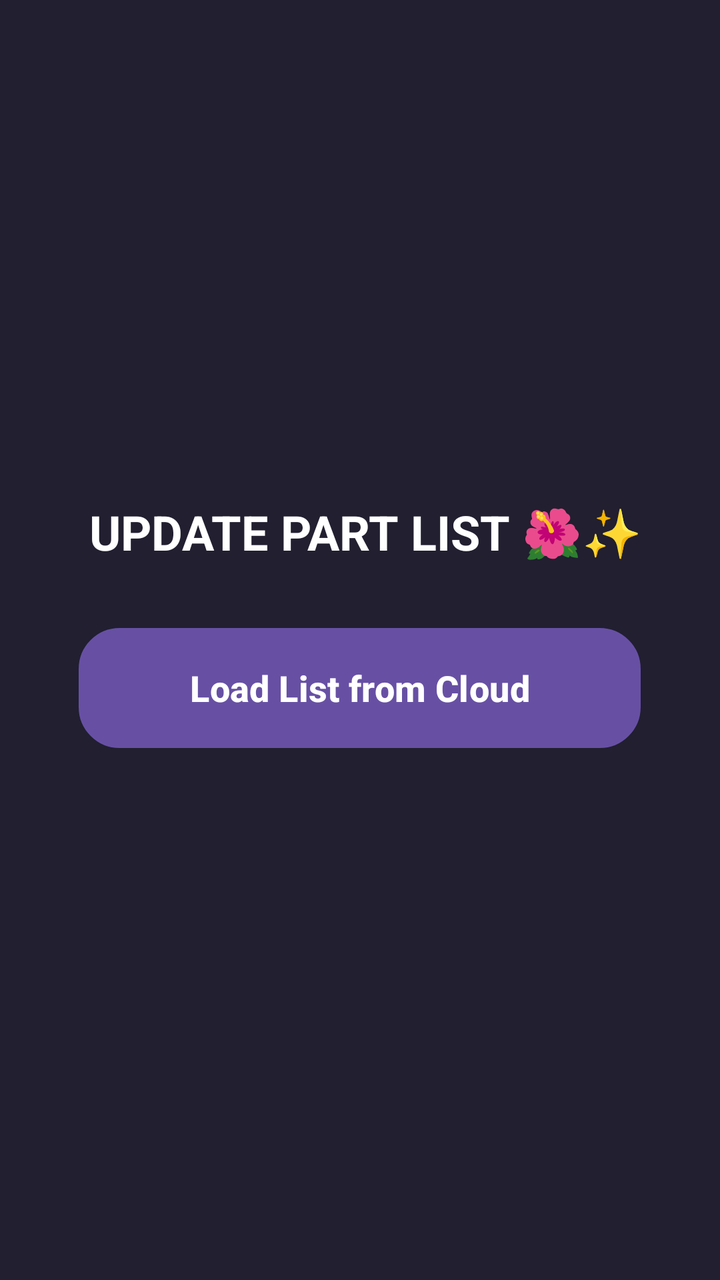
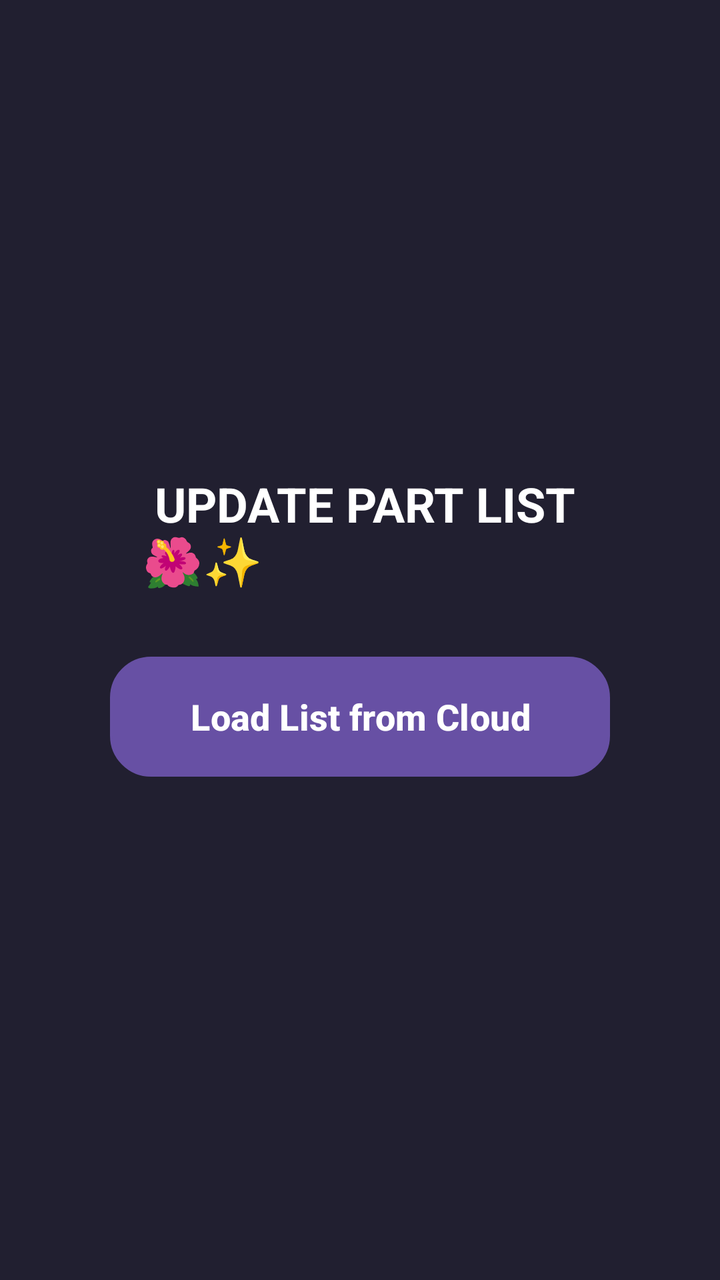

An Android layout rendered at two revisions. The XML below is the earlier revision; the diff shows what the commit changed to produce the second picture.
<!-- AndroidManifest.xml: application theme Theme.PMLCHECKK -->
<!-- res/layout/activity_screen2.xml -->
<?xml version="1.0" encoding="utf-8"?>
<LinearLayout xmlns:android="http://schemas.android.com/apk/res/android"
    android:layout_width="match_parent"
    android:layout_height="match_parent"
    android:orientation="vertical"
    android:background="@color/bg_main"
    android:padding="24dp">

    <LinearLayout
        android:layout_width="match_parent"
        android:layout_height="match_parent"
        android:orientation="vertical"
        android:gravity="center">

        <TextView
            android:layout_width="wrap_content"
            android:layout_height="wrap_content"
            android:text=" UPDATE PART LIST 🌺✨"
            android:textColor="@color/text_primary"
            android:textSize="24sp"
            android:textStyle="bold"
            android:layout_marginBottom="32dp"/>

        <Button
            android:id="@+id/btnLoadList"
            android:layout_width="281dp"
            android:layout_height="60dp"
            android:layout_marginBottom="16dp"
            android:background="@drawable/bg_modern_card"
            android:backgroundTint="@color/accent_purple"
            android:text="Load List from Cloud"
            android:textAllCaps="false"
            android:textColor="@color/text_primary"
            android:textSize="18sp"
            android:textStyle="bold" />

        <TextView
            android:id="@+id/txtUpdated"
            android:layout_width="wrap_content"
            android:layout_height="wrap_content"
            android:text="● Data Updated Successfully"
            android:textColor="@color/status_green"
            android:textSize="14sp"
            android:textStyle="bold"
            android:layout_marginBottom="32dp"
            android:visibility="gone"/>

        <TextView
            android:id="@+id/txtSelectAction"
            android:layout_width="match_parent"
            android:layout_height="wrap_content"
            android:text="Select Action"
            android:textColor="@color/text_secondary"
            android:textSize="14sp"
            android:layout_marginBottom="12dp"
            android:visibility="gone"/>

        <LinearLayout
            android:id="@+id/btnSelectAddress"
            android:layout_width="match_parent"
            android:layout_height="wrap_content"
            android:background="@drawable/bg_modern_card"
            android:orientation="horizontal"
            android:padding="20dp"
            android:layout_marginBottom="16dp"
            android:gravity="center"
            android:clickable="true"
            android:focusable="true"
            android:visibility="gone">

            <TextView
                android:layout_width="wrap_content"
                android:layout_height="wrap_content"
                android:text="Line Side"
                android:textColor="@color/text_primary"
                android:textSize="18sp"
                android:textStyle="bold"/>
        </LinearLayout>

        <LinearLayout
            android:id="@+id/btnFreeZone"
            android:layout_width="match_parent"
            android:layout_height="wrap_content"
            android:background="@drawable/bg_modern_card"
            android:orientation="horizontal"
            android:padding="20dp"
            android:gravity="center"
            android:clickable="true"
            android:focusable="true"
            android:visibility="gone">

            <TextView
                android:layout_width="wrap_content"
                android:layout_height="wrap_content"
                android:text="Free Zone"
                android:textColor="@color/text_primary"
                android:textSize="18sp"
                android:textStyle="bold"/>
        </LinearLayout>


        <Button
            android:id="@+id/btnExport"
            android:layout_width="match_parent"
            android:layout_height="60dp"
            android:layout_marginTop="48dp"  android:text="Export Data"
            android:textColor="#000000"      android:textAllCaps="false"
            android:textSize="18sp"
            android:textStyle="bold"
            android:background="@drawable/bg_modern_card" android:backgroundTint="#00E676" android:visibility="gone"/>

    </LinearLayout>
</LinearLayout>
<!-- resources referenced by this layout -->
<resources>
  <color name="accent_purple">#7B61FF</color>
  <color name="bg_main">#211F30</color>
  <color name="status_green">#00E676</color>
  <color name="text_primary">#FFFFFF</color>
  <color name="text_secondary">#9E9AA7</color>
  <!-- drawable bg_modern_card (drawable) -->
  <?xml version="1.0" encoding="utf-8"?>
  <shape xmlns:android="http://schemas.android.com/apk/res/android">
      <solid android:color="@color/bg_card"/> <corners android:radius="20dp"/> <stroke android:width="1dp" android:color="#54456D"/>
  </shape>
  <style name="Theme.PMLCHECKK" parent="Base.Theme.PMLCHECKK" />
  <color name="bg_card">#5E3D97</color>
  <style name="Base.Theme.PMLCHECKK" parent="Theme.Material3.DayNight.NoActionBar">
          
          
      </style>
</resources>

<!-- the commit's change to res/layout/activity_screen2.xml (unified diff, before → after) -->
@@ -1,113 +1,124 @@
 <?xml version="1.0" encoding="utf-8"?>
-<LinearLayout xmlns:android="http://schemas.android.com/apk/res/android"
+<ScrollView
+    xmlns:android="http://schemas.android.com/apk/res/android"
     android:layout_width="match_parent"
     android:layout_height="match_parent"
-    android:orientation="vertical"
-    android:background="@color/bg_main"
-    android:padding="24dp">
+    android:fillViewport="true">
 
     <LinearLayout
         android:layout_width="match_parent"
-        android:layout_height="match_parent"
+        android:layout_height="wrap_content"
         android:orientation="vertical"
-        android:gravity="center">
-
-        <TextView
-            android:layout_width="wrap_content"
-            android:layout_height="wrap_content"
-            android:text=" UPDATE PART LIST 🌺✨"
-            android:textColor="@color/text_primary"
-            android:textSize="24sp"
-            android:textStyle="bold"
-            android:layout_marginBottom="32dp"/>
-
-        <Button
-            android:id="@+id/btnLoadList"
-            android:layout_width="281dp"
-            android:layout_height="60dp"
-            android:layout_marginBottom="16dp"
-            android:background="@drawable/bg_modern_card"
-            android:backgroundTint="@color/accent_purple"
-            android:text="Load List from Cloud"
-            android:textAllCaps="false"
-            android:textColor="@color/text_primary"
-            android:textSize="18sp"
-            android:textStyle="bold" />
-
-        <TextView
-            android:id="@+id/txtUpdated"
-            android:layout_width="wrap_content"
-            android:layout_height="wrap_content"
-            android:text="● Data Updated Successfully"
-            android:textColor="@color/status_green"
-            android:textSize="14sp"
-            android:textStyle="bold"
-            android:layout_marginBottom="32dp"
-            android:visibility="gone"/>
-
-        <TextView
-            android:id="@+id/txtSelectAction"
-            android:layout_width="match_parent"
-            android:layout_height="wrap_content"
-            android:text="Select Action"
-            android:textColor="@color/text_secondary"
-            android:textSize="14sp"
-            android:layout_marginBottom="12dp"
-            android:visibility="gone"/>
+        android:background="@color/bg_main"
+        android:padding="24dp">
 
         <LinearLayout
-            android:id="@+id/btnSelectAddress"
             android:layout_width="match_parent"
-            android:layout_height="wrap_content"
-            android:background="@drawable/bg_modern_card"
-            android:orientation="horizontal"
-            android:padding="20dp"
-            android:layout_marginBottom="16dp"
-            android:gravity="center"
-            android:clickable="true"
-            android:focusable="true"
-            android:visibility="gone">
+            android:layout_height="match_parent"
+            android:orientation="vertical"
+            android:gravity="center">
 
             <TextView
+                android:layout_width="217dp"
+                android:layout_height="wrap_content"
+                android:layout_marginBottom="32dp"
+                android:text=" UPDATE PART LIST 🌺✨"
+                android:textColor="@color/text_primary"
+                android:textSize="24sp"
+                android:textStyle="bold" />
+
+            <Button
+                android:id="@+id/btnLoadList"
+                android:layout_width="250dp"
+                android:layout_height="60dp"
+                android:layout_marginBottom="16dp"
+                android:background="@drawable/bg_modern_card"
+                android:backgroundTint="@color/accent_purple"
+                android:text="Load List from Cloud"
+                android:textAllCaps="false"
+                android:textColor="@color/text_primary"
+                android:textSize="18sp"
+                android:textStyle="bold" />
+
+            <TextView
+                android:id="@+id/txtUpdated"
                 android:layout_width="wrap_content"
                 android:layout_height="wrap_content"
-                android:text="Line Side"
-                android:textColor="@color/text_primary"
-                android:textSize="18sp"
-                android:textStyle="bold"/>
-        </LinearLayout>
-
-        <LinearLayout
-            android:id="@+id/btnFreeZone"
-            android:layout_width="match_parent"
-            android:layout_height="wrap_content"
-            android:background="@drawable/bg_modern_card"
-            android:orientation="horizontal"
-            android:padding="20dp"
-            android:gravity="center"
-            android:clickable="true"
-            android:focusable="true"
-            android:visibility="gone">
+                android:text="● Data Updated Successfully"
+                android:textColor="@color/status_green"
+                android:textSize="14sp"
+                android:textStyle="bold"
+                android:layout_marginBottom="32dp"
+                android:visibility="gone"/>
 
             <TextView
-                android:layout_width="wrap_content"
+                android:id="@+id/txtSelectAction"
+                android:layout_width="match_parent"
                 android:layout_height="wrap_content"
-                android:text="Free Zone"
-                android:textColor="@color/text_primary"
-                android:textSize="18sp"
-                android:textStyle="bold"/>
-        </LinearLayout>
+                android:text="Select Action"
+                android:textColor="@color/text_secondary"
+                android:textSize="14sp"
+                android:layout_marginBottom="12dp"
+                android:visibility="gone"/>
+
+            <LinearLayout
+                android:id="@+id/btnSelectAddress"
+                android:layout_width="match_parent"
+                android:layout_height="wrap_content"
+                android:background="@drawable/bg_modern_card"
+                android:orientation="horizontal"
+                android:padding="20dp"
+                android:layout_marginBottom="16dp"
+                android:gravity="center"
+                android:clickable="true"
+                android:focusable="true"
+                android:visibility="gone">
+
+                <TextView
+                    android:layout_width="wrap_content"
+                    android:layout_height="wrap_content"
+                    android:text="Line Side"
+                    android:textColor="@color/text_primary"
+                    android:textSize="18sp"
+                    android:textStyle="bold"/>
+            </LinearLayout>
+
+            <LinearLayout
+                android:id="@+id/btnFreeZone"
+                android:layout_width="match_parent"
+                android:layout_height="wrap_content"
+                android:background="@drawable/bg_modern_card"
+                android:orientation="horizontal"
+                android:padding="20dp"
+                android:gravity="center"
+                android:clickable="true"
+                android:focusable="true"
+                android:visibility="gone">
+
+                <TextView
+                    android:layout_width="wrap_content"
+                    android:layout_height="wrap_content"
+                    android:text="Free Zone"
+                    android:textColor="@color/text_primary"
+                    android:textSize="18sp"
+                    android:textStyle="bold"/>
+            </LinearLayout>
 
 
-        <Button
-            android:id="@+id/btnExport"
-            android:layout_width="match_parent"
-            android:layout_height="60dp"
-            android:layout_marginTop="48dp"  android:text="Export Data"
-            android:textColor="#000000"      android:textAllCaps="false"
-            android:textSize="18sp"
-            android:textStyle="bold"
-            android:background="@drawable/bg_modern_card" android:backgroundTint="#00E676" android:visibility="gone"/>
+            <Button
+                android:id="@+id/btnExport"
+                android:layout_width="match_parent"
+                android:layout_height="60dp"
+                android:layout_marginTop="48dp"
+                android:text="Export Data"
+                android:textColor="#000000"
+                android:textAllCaps="false"
+                android:textSize="18sp"
+                android:textStyle="bold"
+                android:background="@drawable/bg_modern_card"
+                android:backgroundTint="#00E676"
+                android:visibility="gone"/>
 
+        </LinearLayout>
     </LinearLayout>
-</LinearLayout>
+</ScrollView>
